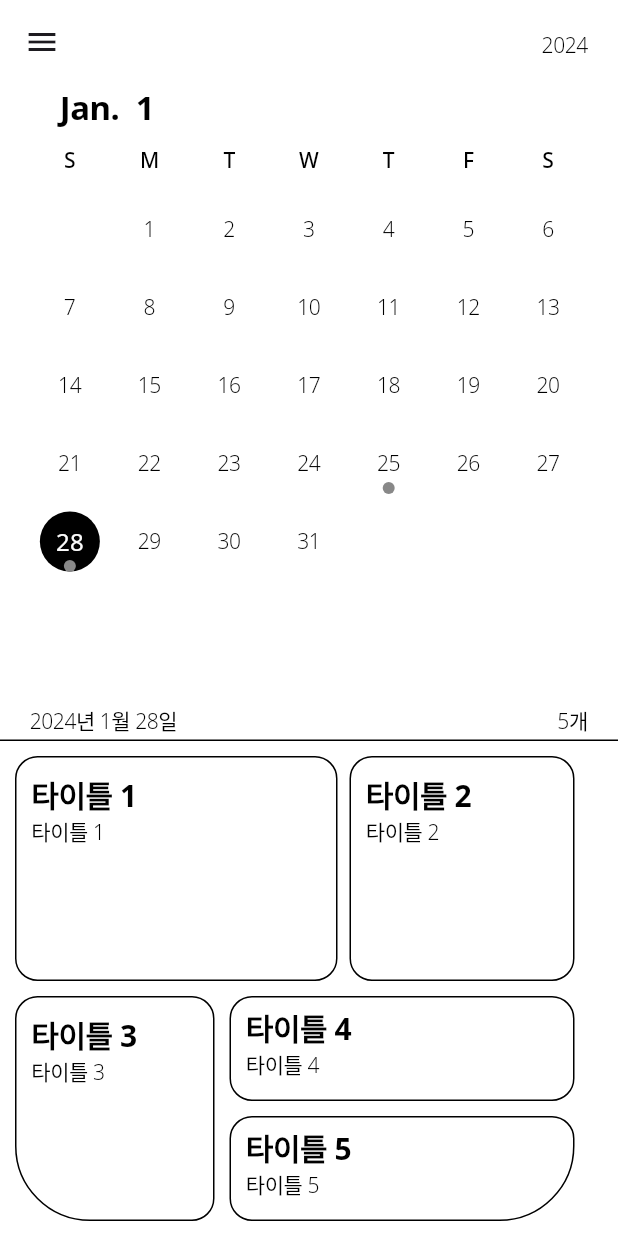
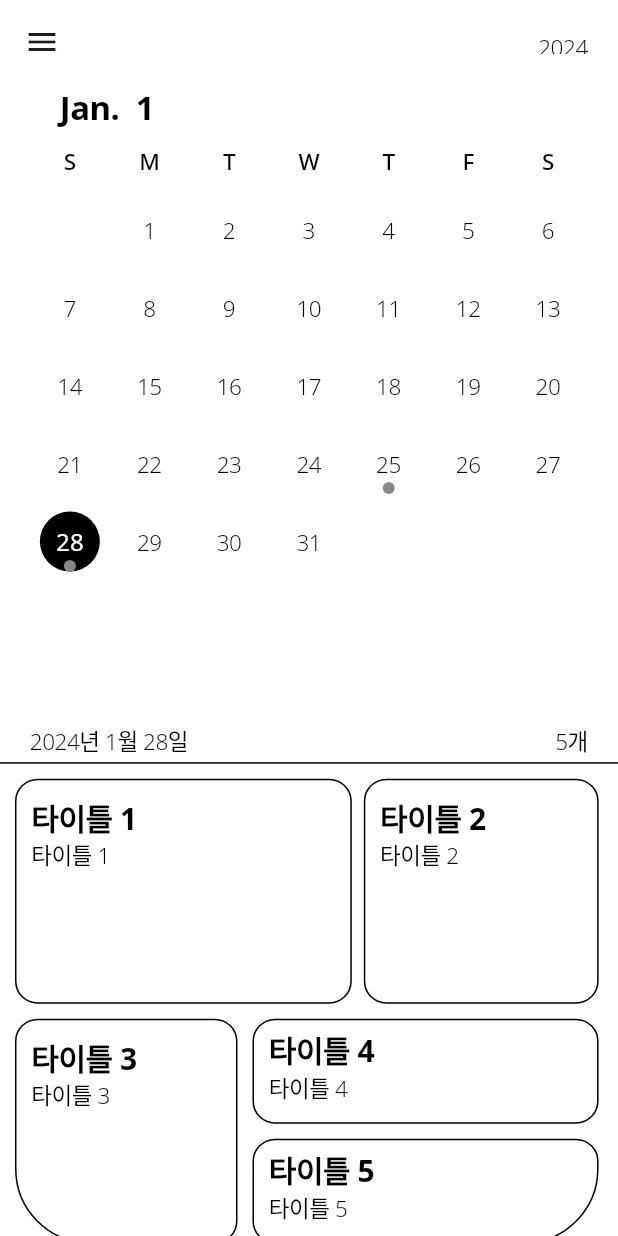
Before and after one commit to imgaon/todo_calendar, a Flutter app: the screen it shows after launch, on a phone screen of 412 x 824 dp. Run offline on Flutter 3.47's test engine with Material 3 defaults, Android fonts, the phone set to English and light mode, and no system bars; drawn by our look-alikes of table_calendar.

Commit message:
24-01-28 사이즈 수정

```diff
--- a/lib/presentation/screen/home_screen.dart
+++ b/lib/presentation/screen/home_screen.dart
@@ -17,6 +17,8 @@ class HomeScreen extends StatefulWidget {
 }
 
 class _HomeScreenState extends State<HomeScreen> {
+  Size get size => MediaQuery.of(context).size;
+
   void updateScreen() => setState(() {});
   late final ValueNotifier<List<Event>> _selectedEvents;
   late final EventSuccessDialog eventSuccessDialog;
@@ -142,6 +144,7 @@ class _HomeScreenState extends State<HomeScreen> {
       );
 
   Widget renderEvent() => Column(
+    crossAxisAlignment: CrossAxisAlignment.center,
         children: [
           eventIndicator(),
           const SizedBox(height: 3),
@@ -171,7 +174,7 @@ class _HomeScreenState extends State<HomeScreen> {
       );
 
   Widget eventBox() => SizedBox(
-      height: 320,
+      height: size.height * 0.37,
       child: _selectedEvents.value.isEmpty ? eventIsEmpty() : eventWidget());
 
   Widget eventIsEmpty() => const Center(
@@ -260,7 +263,7 @@ class _HomeScreenState extends State<HomeScreen> {
       },
       onLongPress: eventAddAndEditPage,
       child: Container(
-        width: 215,
+        width: size.width * 0.545,
         height: 150,
         decoration: eventDecoration(color, isSuccess1),
         child: Padding(
@@ -280,7 +283,7 @@ class _HomeScreenState extends State<HomeScreen> {
       },
       onLongPress: eventAddAndEditPage,
       child: Container(
-        width: 150,
+        width: size.width * 0.38,
         height: 150,
         decoration: eventDecoration(color, isSuccess2),
         child: Padding(
@@ -300,7 +303,7 @@ class _HomeScreenState extends State<HomeScreen> {
       },
       onLongPress: eventAddAndEditPage,
       child: Container(
-        width: 133,
+        width: size.width * 0.36,
         height: 150,
         decoration: eventDecoration(color, isSuccess3).copyWith(
           borderRadius: const BorderRadius.only(
@@ -327,7 +330,7 @@ class _HomeScreenState extends State<HomeScreen> {
       },
       onLongPress: eventAddAndEditPage,
       child: Container(
-        width: 230,
+        width: size.width * 0.56,
         height: 70,
         decoration: eventDecoration(color, isSuccess4),
         child: Padding(
@@ -348,7 +351,7 @@ class _HomeScreenState extends State<HomeScreen> {
       },
       onLongPress: eventAddAndEditPage,
       child: Container(
-        width: 230,
+        width: size.width * 0.56,
         height: 70,
         decoration: eventDecoration(color, isSuccess5).copyWith(
           borderRadius: const BorderRadius.only(
--- a/lib/presentation/screen/theme/text_style.dart
+++ b/lib/presentation/screen/theme/text_style.dart
@@ -25,13 +25,13 @@ const TextStyle boldStyle = TextStyle(
 const TextStyle mediumStyle = TextStyle(
   fontWeight: FontWeight.w500,
   color: primary,
-  fontSize: 14,
+  fontSize: 15,
   letterSpacing: -0.3,
 );
 
 const TextStyle lightStyle = TextStyle(
   fontWeight: FontWeight.w300,
   color: primary,
-  fontSize: 14,
+  fontSize: 15,
   letterSpacing: -0.3,
 );
```
